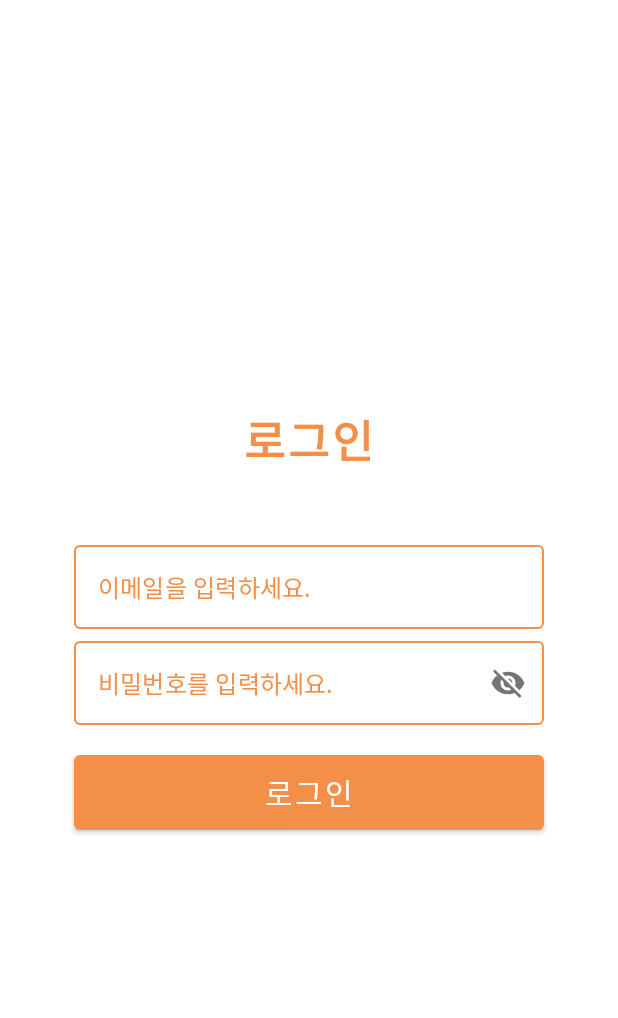
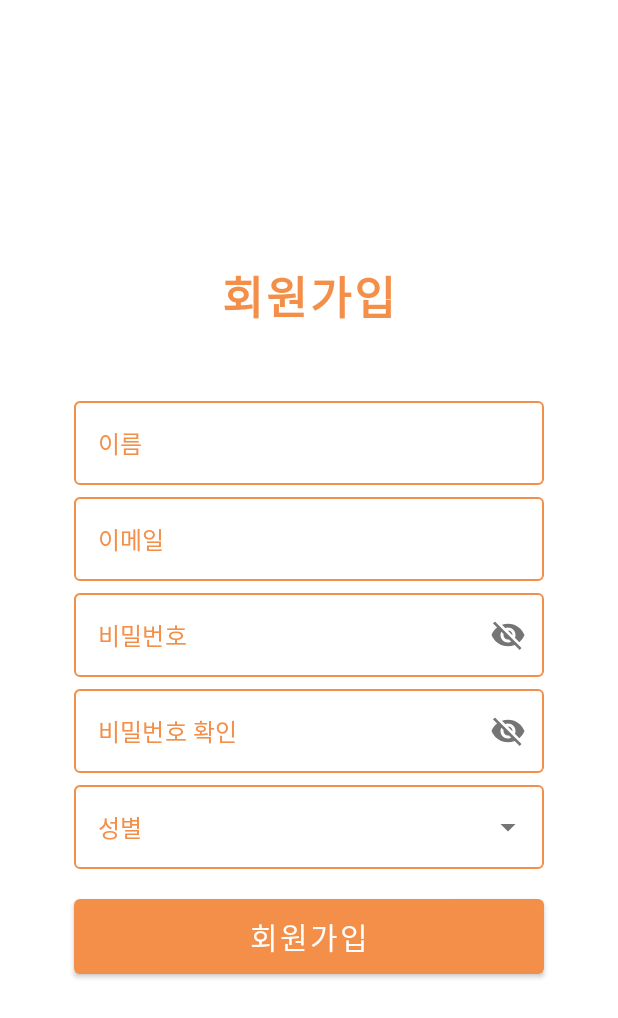
Before and after one commit to uaep/uaep-client, an Android app built with Jetpack Compose: the screen it shows after launch (MainActivity), on a phone screen of 412 x 824 dp. Shown: the top 1018 px of the screen. Run offline under Robolectric (Android 15) with nearby library versions, the phone set to English and light mode, and no system bars.

Commit message:
feat : 회원가입 화면 디자인 및 기능 구현 - 이메일 형식 유효성 검사 - 비밀번호 확인 유효성 검사

```diff
--- a/app/build.gradle
+++ b/app/build.gradle
@@ -46,7 +46,7 @@ android {
 }
 
 dependencies {
-    def nav_version = "2.4.1"
+    def lifecycle_version = "2.4.1"
 
     implementation 'androidx.core:core-ktx:1.7.0'
     implementation "androidx.compose.ui:ui:$compose_version"
@@ -54,8 +54,8 @@ dependencies {
     implementation "androidx.compose.ui:ui-tooling-preview:$compose_version"
     implementation 'androidx.lifecycle:lifecycle-runtime-ktx:2.3.1'
     implementation 'androidx.activity:activity-compose:1.3.1'
-    implementation "androidx.navigation:navigation-compose:$nav_version"
     implementation "androidx.compose.material:material-icons-extended:$compose_version"
+    implementation "androidx.lifecycle:lifecycle-viewmodel-compose:$lifecycle_version" // ViewModel utilities for Compose
     implementation 'com.android.volley:volley:1.2.1'
     testImplementation 'junit:junit:4.13.2'
     androidTestImplementation 'androidx.test.ext:junit:1.1.3'
--- a/app/src/main/java/com/example/uaep/MainActivity.kt
+++ b/app/src/main/java/com/example/uaep/MainActivity.kt
@@ -7,7 +7,8 @@ import androidx.compose.foundation.layout.fillMaxSize
 import androidx.compose.material.MaterialTheme
 import androidx.compose.material.Surface
 import androidx.compose.ui.Modifier
-import com.example.uaep.login.LoginScreen
+import com.example.uaep.ui.login.LoginView
+import com.example.uaep.ui.signup.SignUpView
 import com.example.uaep.ui.theme.UaepTheme
 
 class MainActivity : ComponentActivity() {
@@ -20,7 +21,7 @@ class MainActivity : ComponentActivity() {
                     modifier = Modifier.fillMaxSize(),
                     color = MaterialTheme.colors.background,
                 ) {
-                    LoginScreen();
+                    SignUpView()
                 }
             }
         }
--- a/app/src/main/java/com/example/uaep/login/LoginScreen.kt
+++ /dev/null
@@ -1,99 +0,0 @@
-package com.example.uaep.login
-
-import android.util.Log
-import androidx.compose.foundation.background
-import androidx.compose.foundation.layout.*
-import androidx.compose.material.Button
-import androidx.compose.material.ButtonDefaults
-import androidx.compose.material.Text
-import androidx.compose.runtime.*
-import androidx.compose.ui.Alignment
-import androidx.compose.ui.Modifier
-import androidx.compose.ui.graphics.Color
-import androidx.compose.ui.text.TextStyle
-import androidx.compose.ui.text.font.FontWeight
-import androidx.compose.ui.tooling.preview.Preview
-import androidx.compose.ui.unit.dp
-import androidx.compose.ui.unit.sp
-import com.example.uaep.ui.theme.Orange100
-import com.example.uaep.ui.theme.UaepTheme
-
-@Composable
-fun LoginScreen() {
-
-    var emailValue by remember { mutableStateOf("") }
-    var passwordValue by remember { mutableStateOf("") }
-
-    Box(
-        modifier = Modifier
-            .fillMaxSize()
-            .background(Color.White),
-    ) {
-        Column(
-            horizontalAlignment = Alignment.CenterHorizontally,
-            verticalArrangement = Arrangement.Center,
-            modifier = Modifier
-                .fillMaxWidth()
-                .fillMaxHeight(2f)
-                .background(Color.White)
-                .padding(10.dp)
-        ) {
-            Column(horizontalAlignment = Alignment.CenterHorizontally) {
-                Text(
-                    text = "로그인",
-                    style = TextStyle(
-                        fontWeight = FontWeight.Bold,
-                        letterSpacing = 2.sp
-                    ),
-                    fontSize = 30.sp,
-                    color = Orange100
-                )
-                Spacer(modifier = Modifier.padding(20.dp))
-                Column(horizontalAlignment = Alignment.CenterHorizontally) {
-                    EmailOutlinedTextField(
-                        text = emailValue,
-                        onValueChange = { emailValue = it },
-                        label = { Text("이메일을 입력하세요.")},
-                        placeholder = { Text("이메일을 입력하세요.")},
-                        singleLine = true,
-                        color = Orange100
-                    )
-                    PasswordOutlinedTextField(
-                        text = passwordValue,
-                        onValueChange = { passwordValue = it },
-                        label = { Text(text = "비밀번호를 입력하세요.") },
-                        placeholder = { Text(text = "비밀번호를 입력하세요.") },
-                        color = Orange100
-                    )
-                    Spacer(modifier = Modifier.padding(10.dp))
-                    // 로그인 버튼
-                    Button(
-                        onClick = {
-                            Log.i("Email value : ", emailValue)
-                            Log.i("Password value : ", passwordValue)
-                            // TODO: HTTP Request to Server
-                        },
-                        modifier = Modifier
-                            .fillMaxWidth(0.8f)
-                            .height(50.dp)
-                        ,
-                        colors = ButtonDefaults.buttonColors(
-                            backgroundColor = Orange100,
-                            contentColor = Color.White
-                        )
-                    ) {
-                        Text(text = "로그인", fontSize = 20.sp)
-                    }
-                }
-            }
-        }
-    }
-}
-
-@Preview
-@Composable
-fun Login() {
-    UaepTheme {
-        LoginScreen()
-    }
-}
--- a/app/src/main/java/com/example/uaep/login/EmailOutlinedTextField.kt
+++ b/app/src/main/java/com/example/uaep/ui/login/components/EmailOutlinedTextField.kt
@@ -1,11 +1,13 @@
-package com.example.uaep.login
+package com.example.uaep.ui.login.components
 
 import androidx.compose.foundation.layout.fillMaxWidth
+import androidx.compose.foundation.text.KeyboardOptions
 import androidx.compose.material.OutlinedTextField
 import androidx.compose.material.TextFieldDefaults.outlinedTextFieldColors
 import androidx.compose.runtime.Composable
 import androidx.compose.ui.Modifier
 import androidx.compose.ui.graphics.Color
+import androidx.compose.ui.text.input.KeyboardType
 
 @Composable
 fun EmailOutlinedTextField(
@@ -29,6 +31,7 @@ fun EmailOutlinedTextField(
             unfocusedLabelColor = color,
             focusedLabelColor = color,
             focusedBorderColor = color
-        )
+        ),
+        keyboardOptions = KeyboardOptions(keyboardType = KeyboardType.Email)
     )
 }
--- a/app/src/main/java/com/example/uaep/login/PasswordOutlinedTextField.kt
+++ b/app/src/main/java/com/example/uaep/ui/login/components/PasswordOutlinedTextField.kt
@@ -1,4 +1,4 @@
-package com.example.uaep.login
+package com.example.uaep.ui.login.components
 
 import androidx.compose.foundation.layout.fillMaxWidth
 import androidx.compose.foundation.text.KeyboardOptions
--- /dev/null
+++ b/app/src/main/java/com/example/uaep/ui/signup/SignUpView.kt
@@ -0,0 +1,128 @@
+package com.example.uaep.ui.signup
+
+import android.util.Log
+import android.widget.Toast
+import androidx.compose.foundation.background
+import androidx.compose.foundation.layout.*
+import androidx.compose.material.Button
+import androidx.compose.material.ButtonDefaults
+import androidx.compose.material.Text
+import androidx.compose.runtime.Composable
+import androidx.compose.ui.Alignment
+import androidx.compose.ui.Modifier
+import androidx.compose.ui.graphics.Color
+import androidx.compose.ui.platform.LocalContext
+import androidx.compose.ui.text.TextStyle
+import androidx.compose.ui.text.font.FontWeight
+import androidx.compose.ui.tooling.preview.Preview
+import androidx.compose.ui.unit.dp
+import androidx.compose.ui.unit.sp
+import androidx.lifecycle.viewmodel.compose.viewModel
+import com.example.uaep.ui.login.components.EmailOutlinedTextField
+import com.example.uaep.ui.login.components.PasswordOutlinedTextField
+import com.example.uaep.ui.signup.components.GenderExposedDropDownMenu
+import com.example.uaep.ui.signup.components.NameOutlinedTextField
+import com.example.uaep.ui.theme.Orange100
+import com.example.uaep.ui.theme.UaepTheme
+
+@Preview
+@Composable
+fun SignUpView () {
+
+    val vm = viewModel<SignUpViewModel>()
+    val context = LocalContext.current
+
+    UaepTheme() {
+        Box(
+            modifier = Modifier
+                .fillMaxSize()
+                .background(Color.White)
+        ) {
+            Column(
+                horizontalAlignment = Alignment.CenterHorizontally,
+                verticalArrangement = Arrangement.Center,
+                modifier = Modifier
+                    .fillMaxWidth()
+                    .fillMaxHeight(2f)
+                    .background(Color.White)
+                    .padding(10.dp)
+            ) {
+                Text(
+                    text = "회원가입",
+                    style = TextStyle(
+                        fontWeight = FontWeight.Bold,
+                        letterSpacing = 2.sp
+                    ),
+                    fontSize = 30.sp,
+                    color = Orange100
+                )
+                Spacer(modifier = Modifier.padding(20.dp))
+                Column(horizontalAlignment = Alignment.CenterHorizontally) {
+                    NameOutlinedTextField(
+                        text = vm.name.value,
+                        onValueChange = { vm.updateName(it) },
+                        label = { Text("이름") },
+                        placeholder = { Text("이름을 입력하세요.") },
+                        color = Orange100
+                    )
+                    EmailOutlinedTextField(
+                        text = vm.email.value,
+                        onValueChange = { vm.updateEmail(it) },
+                        label = { Text("이메일") },
+                        placeholder = { Text("이메일을 입력하세요.") },
+                        singleLine = true,
+                        color = Orange100
+                    )
+                    PasswordOutlinedTextField(
+                        text = vm.password.value,
+                        onValueChange = { vm.updatePassword(it) },
+                        label = { Text(text = "비밀번호") },
+                        placeholder = { Text(text = "비밀번호를 입력하세요.") },
+                        color = Orange100
+                    )
+                    PasswordOutlinedTextField(
+                        text = vm.confirmedPassword.value,
+                        onValueChange = { vm.updateConfirmedPassword(it) },
+                        label = { Text(text = "비밀번호 확인") },
+                        placeholder = { Text(text = "비밀번호를 확인하세요.") },
+                        color = Orange100
+                    )
+                    GenderExposedDropDownMenu(
+                        gender = vm.gender.value,
+                        label = { Text(text = "성별") },
+                        placeholder = { Text(text = "성별") },
+                        color = Orange100,
+                        vm = vm
+                    )
+                    Spacer(modifier = Modifier.padding(10.dp))
+                    Button(
+                        onClick = {
+                            if (!vm.isValidEmail(vm.email.value)) {
+                                Toast.makeText(context, "올바른 이메일 형식을 입력하세요.", Toast.LENGTH_LONG).show()
+                            } else if (!vm.isSamePassword(vm.password.value, vm.confirmedPassword.value)) {
+                                Toast.makeText(context, "비밀번호가 일치한지 확인하세요.", Toast.LENGTH_LONG).show()
+                            } else {
+                                // TODO: HTTP Request to Server
+                                Toast.makeText(context, "서버에 전송합니다.", Toast.LENGTH_LONG).show()
+                            }
+//                            Log.d("Name : ", vm.name.value)
+//                            Log.d("Email : ", vm.email.value)
+//                            Log.d("Password : ", vm.password.value)
+//                            Log.d("Confirmed password : ", vm.confirmedPassword.value)
+//                            Log.d("Gender : ", vm.gender.value)
+                        },
+                        modifier = Modifier
+                            .fillMaxWidth(0.8f)
+                            .height(50.dp),
+                        colors = ButtonDefaults.buttonColors(
+                            backgroundColor = Orange100,
+                            contentColor = Color.White
+                        )
+                    ) {
+                        Text(text = "회원가입", fontSize = 20.sp)
+                    }
+                }
+            }
+        }
+    }
+}
--- /dev/null
+++ b/app/src/main/java/com/example/uaep/ui/signup/SignUpViewModel.kt
@@ -0,0 +1,72 @@
+package com.example.uaep.ui.signup
+
+import androidx.compose.material.icons.Icons
+import androidx.compose.material.icons.filled.ArrowDropDown
+import androidx.compose.material.icons.filled.ArrowDropUp
+import androidx.compose.runtime.Composable
+import androidx.compose.runtime.State
+import androidx.compose.runtime.mutableStateOf
+import androidx.compose.ui.graphics.vector.ImageVector
+import androidx.lifecycle.ViewModel
+import java.util.regex.Pattern
+
+class SignUpViewModel : ViewModel() {
+
+    private val _name = mutableStateOf("")
+    private val _email = mutableStateOf("")
+    private val _password = mutableStateOf("")
+    private val _confirmedPassword = mutableStateOf("")
+    private val _gender = mutableStateOf("")
+    private val _enabled = mutableStateOf(false)
+
+    val name: State<String> = _name
+    val email: State<String> = _email
+    val password: State<String> = _password
+    val confirmedPassword: State<String> = _confirmedPassword
+    val gender: State<String> = _gender
+    val enabled: State<Boolean> = _enabled
+    val icon:ImageVector
+        @Composable get() = if (_enabled.value) Icons.Filled.ArrowDropUp else Icons.Filled.ArrowDropDown
+
+    fun updateName(name: String) {
+        _name.value = name
+    }
+
+    fun updateEmail(email: String) {
+        _email.value = email
+    }
+
+    fun updatePassword(password: String) {
+        _password.value = password
+    }
+
+    fun updateConfirmedPassword(confirmedPassword: String) {
+        _confirmedPassword.value = confirmedPassword
+    }
+
+    fun updateGender(gender: String) {
+        _gender.value = gender
+    }
+
+    fun onEnabled(enabled: Boolean) {
+        _enabled.value = enabled
+    }
+
+    fun isValidEmail(email: String): Boolean {
+        return EMAIL_ADDRESS_PATTERN.matcher(email).matches();
+    }
+
+    fun isSamePassword(password: String, confirmedPassword: String): Boolean {
+        return password == confirmedPassword
+    }
+
+    private val EMAIL_ADDRESS_PATTERN: Pattern = Pattern.compile(
+        "[a-zA-Z0-9\\+\\.\\_\\%\\-\\+]{1,256}" +
+                "\\@" +
+                "[a-zA-Z0-9][a-zA-Z0-9\\-]{0,64}" +
+                "(" +
+                "\\." +
+                "[a-zA-Z0-9][a-zA-Z0-9\\-]{0,25}" +
+                ")+"
+    )
+}
--- /dev/null
+++ b/app/src/main/java/com/example/uaep/ui/signup/components/GenderExposedDropDownMenu.kt
@@ -0,0 +1,79 @@
+package com.example.uaep.ui.signup.components
+
+import androidx.compose.foundation.clickable
+import androidx.compose.foundation.layout.Box
+import androidx.compose.foundation.layout.Column
+import androidx.compose.foundation.layout.fillMaxWidth
+import androidx.compose.foundation.layout.width
+import androidx.compose.material.*
+import androidx.compose.material.TextFieldDefaults.outlinedTextFieldColors
+import androidx.compose.runtime.*
+import androidx.compose.ui.Modifier
+import androidx.compose.ui.graphics.Color
+import androidx.compose.ui.graphics.vector.ImageVector
+import androidx.compose.ui.unit.dp
+import com.example.uaep.ui.signup.SignUpViewModel
+
+@Composable
+fun GenderExposedDropDownMenu(
+    gender: String,
+    label: @Composable (() -> Unit)? = null,
+    placeholder: @Composable (() -> Unit)? = null,
+    color: Color,
+    vm : SignUpViewModel
+) {
+    Column {
+        Box {
+            OutlinedTextField(
+                value = gender,
+                readOnly = true,
+                onValueChange = {},
+                label = label,
+                placeholder = placeholder,
+                modifier = Modifier
+                    .fillMaxWidth(0.8f)
+                    .clickable {
+                        vm.onEnabled(!vm.enabled.value)
+                    },
+                colors = outlinedTextFieldColors(
+                    unfocusedBorderColor = color,
+                    unfocusedLabelColor = color,
+                    focusedLabelColor = color,
+                    focusedBorderColor = color
+                ),
+                trailingIcon = {
+                    Icon(
+                        imageVector = vm.icon,
+                        contentDescription = null,
+                        Modifier.clickable {
+                            vm.onEnabled(!vm.enabled.value)
+                        }
+                    )
+                }
+            )
+        }
+        // TODO : 성별 선택 시, 메뉴창 없애기
+        DropdownMenu(
+            expanded = vm.enabled.value,
+            onDismissRequest = {
+                vm.onEnabled(false)
+            },
+            modifier = Modifier.width(300.dp)
+        ) {
+            DropdownMenuItem(
+                onClick = {
+                    vm.updateGender("남성")
+                }
+            ) {
+                Text("남성")
+            }
+            DropdownMenuItem(
+                onClick = {
+                    vm.updateGender("여성")
+                }
+            ) {
+                Text("여성")
+            }
+        }
+    }
+}
--- /dev/null
+++ b/app/src/main/java/com/example/uaep/ui/signup/components/NameOutlinedTextField.kt
@@ -0,0 +1,35 @@
+package com.example.uaep.ui.signup.components
+
+import androidx.compose.foundation.layout.fillMaxWidth
+import androidx.compose.foundation.text.KeyboardOptions
+import androidx.compose.material.OutlinedTextField
+import androidx.compose.material.TextFieldDefaults
+import androidx.compose.runtime.Composable
+import androidx.compose.ui.Modifier
+import androidx.compose.ui.graphics.Color
+
+@Composable
+fun NameOutlinedTextField(
+    text: String,
+    onValueChange: (String) -> Unit,
+    modifier: Modifier = Modifier,
+    label: @Composable (() -> Unit)? = null,
+    placeholder: @Composable (() -> Unit)? = null,
+    singleLine: Boolean = false,
+    color: Color,
+) {
+    OutlinedTextField(
+        value = text,
+        onValueChange = onValueChange,
+        label = label,
+        placeholder = placeholder,
+        singleLine = singleLine,
+        modifier = modifier.fillMaxWidth(0.8f),
+        colors = TextFieldDefaults.outlinedTextFieldColors(
+            unfocusedBorderColor = color,
+            unfocusedLabelColor = color,
+            focusedLabelColor = color,
+            focusedBorderColor = color
+        )
+    )
+}
```
Also changed, not shown: app/src/main/java/com/example/uaep/ui/login/LoginView.kt (added, +88 -0 lines), app/src/main/java/com/example/uaep/ui/login/LoginViewModel.kt (added, +24 -0 lines), 1 other file.
